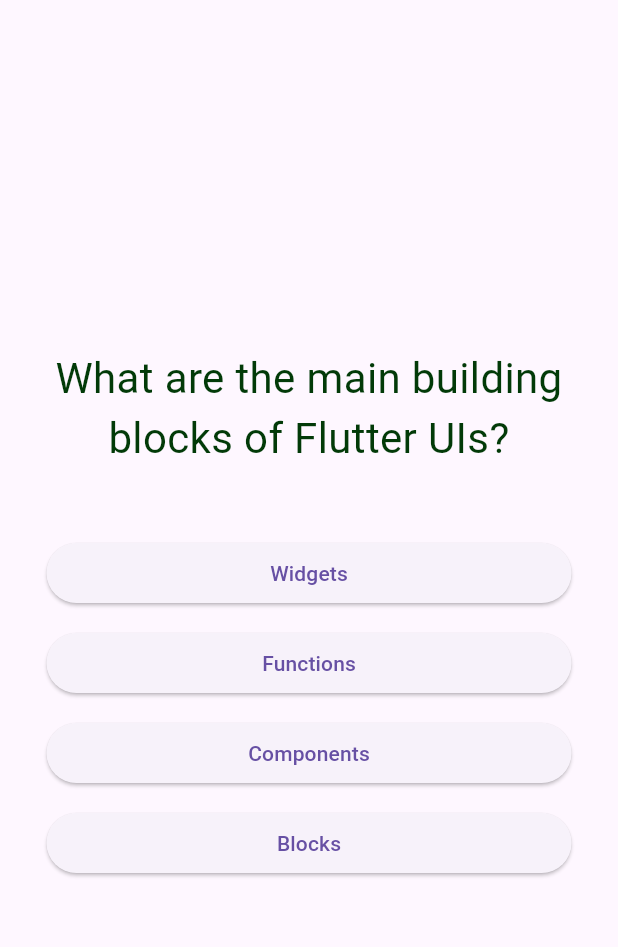
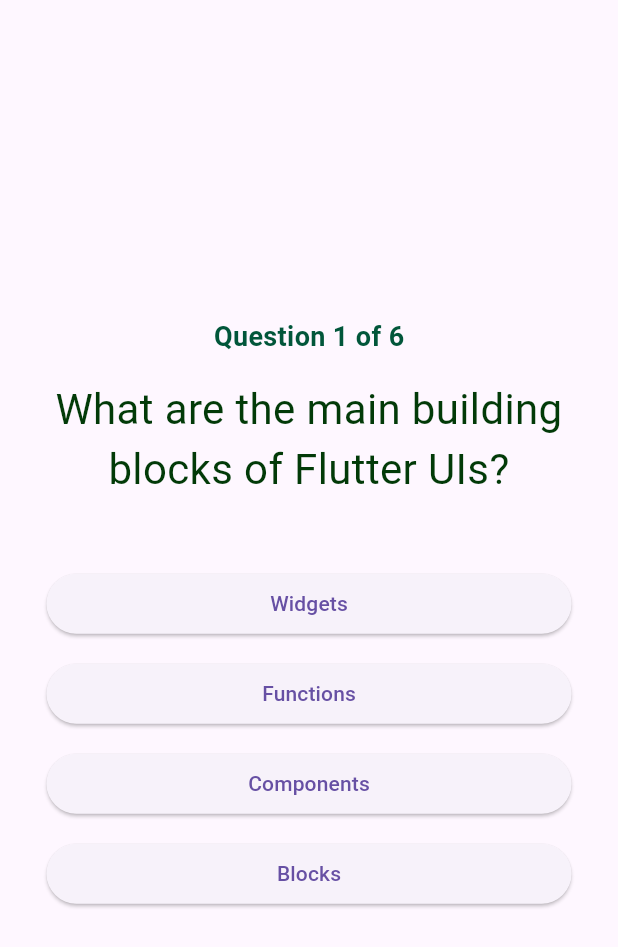
Before and after one commit to ShainaMaryjoh/CSIT284-GARCISO, a Flutter app: the screen it shows after launch, after a tap on "Start Quiz", on a phone screen of 412 x 824 dp. Shown: the top 947 px of the screen. Run offline on Flutter 3.47's test engine with Material 3 defaults, Android fonts, the phone set to English and light mode, and no system bars.

Commit message:
Add question counter

```diff
--- a/lab_act_3/lib/gradient_container.dart
+++ b/lab_act_3/lib/gradient_container.dart
@@ -85,6 +85,15 @@
   mainAxisSize: MainAxisSize.min,
   children: [
     Text(
+      'Question ${currentQuestionIndex + 1} of ${questions.length}',
+      style: const TextStyle(
+        fontSize: 18,
+        color: Color.fromARGB(255, 1, 86, 58),
+        fontWeight: FontWeight.bold,
+      ),
+    ),
+    const SizedBox(height: 15),
+    Text(
       questions[currentQuestionIndex].question,
       style: const TextStyle(
         fontSize: 28,
```
Lines whose indentation alone changed are shown as unchanged.
